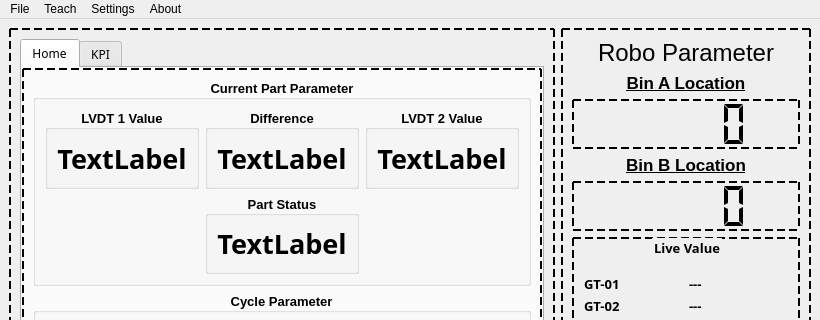
Above: UI_Files/Mainwindow.ui from listpplo/AtopRobo before the change; both pictures show x 0 to 820 and y 0 to 320 of the 820 by 620 pixel window. Below: the same form after it.
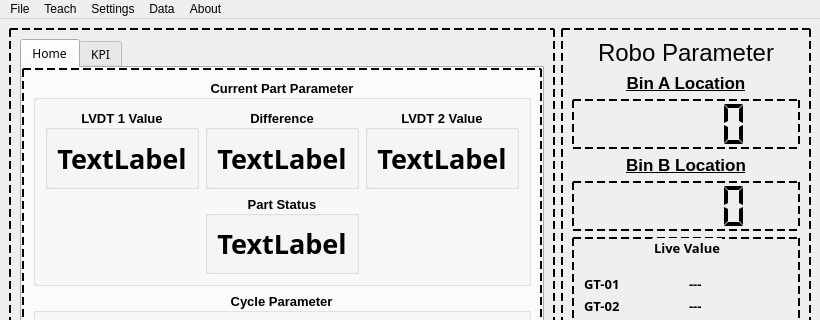
That is the form after the change. Icons and pictures are not drawn.

Commit message: update with data view

```diff
--- a/UI_Files/Mainwindow.ui
+++ b/UI_Files/Mainwindow.ui
@@ -805,9 +805,16 @@
     <addaction name="actionHelp"/>
     <addaction name="actionInformation"/>
    </widget>
+   <widget class="QMenu" name="menuData">
+    <property name="title">
+     <string>Data</string>
+    </property>
+    <addaction name="actionView_Data"/>
+   </widget>
    <addaction name="menuTeach"/>
    <addaction name="menuTeach_2"/>
    <addaction name="menuSettings"/>
+   <addaction name="menuData"/>
    <addaction name="menuAbout_Help"/>
   </widget>
   <action name="actionAdd_Recipe">
```
Left out of the diff: 9 changed lines with no effect on the pictures. The commit also changes 18 other files.
